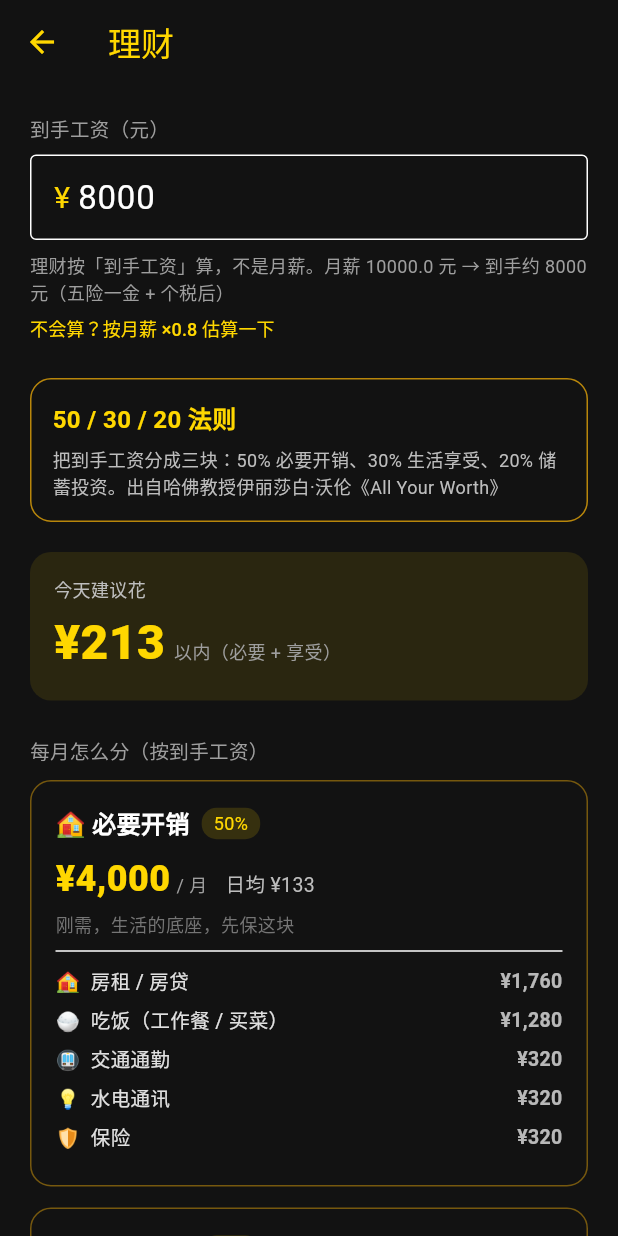
After one commit to wangxiyi2000/GoldRainApp, a Flutter app: the screen it shows after launch, item 2 of the bottom bar chosen, on a phone screen of 412 x 824 dp. The commit adds this screen. Run offline on Flutter 3.47's test engine with Material 3 defaults, Android fonts, the phone set to English and light mode, and no system bars; our stand-ins replace audioplayers, shared_preferences.

Commit message:
v0.6.16 新增「理财」页：底部导航改金库/理财/设置三钮；finance_plan.dart+finance_page.dart 按到手工资用50/30/20法则给出月度/日均预算（必要50%/享受30%/储蓄20%+国情子项拆分+应急金目标+防月光贴士）；AppSettings新增takeHomePay(0=未设置按月薪x0.8估算，旧存档兼容)；版本0.6.16+23，arm64归档，44测试+analyze通过，文档v3.0

```diff
--- /dev/null
+++ b/gold_rain/lib/engine/finance_plan.dart
@@ -0,0 +1,107 @@
+// 理财规划引擎（P2）：按「到手工资」用 50/30/20 法则拆分月度预算（纯逻辑，可单测）。
+//
+// 方案出处：Elizabeth Warren & Amelia Warren Tyagi《All Your Worth》(2005) 提出的
+// 50/30/20 法则——把「税后到手收入」分成三块：
+//   · 50% 必要开销（Needs）  · 30% 生活享受（Wants）  · 20% 储蓄投资（Savings）
+// 结合中国国情补充「应急金 3~6 个月必要开销」与「先存后花」原则
+// （参考：建设银行 / 证监会投教「4321 定律」、标准普尔家庭资产配置四账户）。
+
+/// 一个花钱子项（占「到手工资」的百分比，同一大类内子项之和 = 该大类比例）
+class FinanceItem {
+  const FinanceItem(this.name, this.percent, {this.emoji = ''});
+
+  final String name;
+  final double percent; // 占到手工资的百分比，如 22 表示 22%
+  final String emoji;
+
+  /// 每月金额
+  double monthly(double takeHome) => takeHome * percent / 100;
+}
+
+/// 一个预算大类（必要开销 / 生活享受 / 储蓄投资）
+class FinanceBucket {
+  const FinanceBucket({
+    required this.id,
+    required this.name,
+    required this.emoji,
+    required this.ratio, // 0.50 / 0.30 / 0.20
+    required this.tagline,
+    required this.items,
+  });
+
+  final String id;
+  final String name;
+  final String emoji;
+  final double ratio; // 占到手工资比例（0~1）
+  final String tagline;
+  final List<FinanceItem> items;
+
+  /// 该类每月金额
+  double monthly(double takeHome) => takeHome * ratio;
+
+  /// 该类日均金额（默认按 30 天摊）
+  double daily(double takeHome, {int days = kDaysPerMonth}) =>
+      monthly(takeHome) / days;
+}
+
+/// 日均口径：按 30 天摊（生活开销每天都发生）
+const int kDaysPerMonth = 30;
+
+/// 50/30/20 三大类 + 国情化子项拆分（子项百分比之和 = 50 / 30 / 20）
+const List<FinanceBucket> kFinanceBuckets = [
+  FinanceBucket(
+    id: 'needs',
+    name: '必要开销',
+    emoji: '🏠',
+    ratio: 0.50,
+    tagline: '刚需，生活的底座，先保这块',
+    items: [
+      FinanceItem('房租 / 房贷', 22, emoji: '🏠'),
+      FinanceItem('吃饭（工作餐 / 买菜）', 16, emoji: '🍚'),
+      FinanceItem('交通通勤', 4, emoji: '🚇'),
+      FinanceItem('水电通讯', 4, emoji: '💡'),
+      FinanceItem('保险', 4, emoji: '🛡️'),
+    ],
+  ),
+  FinanceBucket(
+    id: 'wants',
+    name: '生活享受',
+    emoji: '🎉',
+    ratio: 0.30,
+    tagline: '让生活更体面、更开心的钱',
+    items: [
+      FinanceItem('聚餐娱乐', 10, emoji: '🍽️'),
+      FinanceItem('衣饰购物', 8, emoji: '👕'),
+      FinanceItem('旅行', 6, emoji: '✈️'),
+      FinanceItem('爱好 / 自我提升', 6, emoji: '📚'),
+    ],
+  ),
+  FinanceBucket(
+    id: 'savings',
+    name: '储蓄投资',
+    emoji: '💰',
+    ratio: 0.20,
+    tagline: '先存后花，越存越有底气',
+    items: [
+      FinanceItem('应急金（先攒 3~6 个月开销）', 8, emoji: '🧯'),
+      FinanceItem('稳健储蓄 / 货币基金', 7, emoji: '🏦'),
+      FinanceItem('基金定投', 5, emoji: '📈'),
+    ],
+  ),
+];
+
+/// 应急金目标 = N 个月「必要开销」（默认 3 个月，权威建议 3~6 个月）
+double emergencyFundTarget(double takeHome, {int months = 3}) =>
+    takeHome * 0.50 * months;
+
+/// 剔除储蓄后、每天可以花的钱（必要 + 享受，按 30 天摊）
+double dailySpendCap(double takeHome, {int days = kDaysPerMonth}) =>
+    takeHome * 0.80 / days;
+
+/// 理财小贴士（防月光）
+const List<String> kFinanceTips = [
+  '发工资当天，先把 20% 转进储蓄，剩下的再花（先存后花）',
+  '先攒够 3~6 个月「必要开销」的应急金，再谈投资',
+  '分清「需要」和「想要」：同样功能里最便宜的那个，才叫必要',
+  '大额消费先放 3 天冷静期，多数冲动会自己消失',
+];
--- a/gold_rain/lib/main.dart
+++ b/gold_rain/lib/main.dart
@@ -15,6 +15,7 @@ import 'engine/coin_engine.dart';
 import 'models/app_settings.dart';
 import 'models/daily_report.dart';
 import 'models/shift.dart';
+import 'pages/finance_page.dart';
 import 'pages/home_page.dart';
 import 'pages/rain_page.dart';
 import 'pages/report_page.dart';
@@ -291,6 +292,18 @@ class _AppRootState extends State<AppRoot> with WidgetsBindingObserver {
     ));
   }
 
+  /// 理财页：返回新的到手工资（null = 用户没保存），写进设置
+  Future<void> _openFinance() async {
+    final result = await Navigator.of(context).push<double>(
+      MaterialPageRoute(builder: (_) => FinancePage(settings: _settings)),
+    );
+    if (result == null) return;
+    final updated = _settings.copyWith(takeHomePay: result);
+    await _store.saveSettings(updated);
+    if (!mounted) return;
+    setState(() => _settings = updated);
+  }
+
   // ── 渲染 ─────────────────────────────────────────────
   @override
   Widget build(BuildContext context) {
@@ -327,6 +340,7 @@ class _AppRootState extends State<AppRoot> with WidgetsBindingObserver {
         eggLevel: _eggLevel,
         onEggAdvanced: _saveEggLevel,
         onOpenVault: _openVault,
+        onOpenFinance: _openFinance,
         onOpenSettings: _openSettings,
       );
     }
@@ -352,6 +366,7 @@ class _AppRootState extends State<AppRoot> with WidgetsBindingObserver {
       onOpenReport:
           report == null ? null : () => setState(() => _viewingReport = true),
       onOpenVault: _openVault,
+      onOpenFinance: _openFinance,
       onOpenSettings: _openSettings,
     );
   }
--- a/gold_rain/lib/models/app_settings.dart
+++ b/gold_rain/lib/models/app_settings.dart
@@ -1,5 +1,6 @@
 // 用户设置（PRD v1.2 + P1）：月薪、上班时间、下班时间由用户自己填，全部本地持久化。
 // P1 新增：音效开关 soundEnabled、皮肤 skinId（皮肤解锁看金库总额，不存这里）。
+// P2 新增：到手工资 takeHomePay（理财页按它做 50/30/20 规划；0 = 未设置，用月薪 ×0.8 估算）。
 import '../engine/coin_engine.dart';
 import '../render/skins.dart';
 import 'shift.dart';
@@ -13,6 +14,7 @@ class AppSettings {
     this.visualMultiplier = 100, // 屏幕视觉倍率（只影响画面）
     this.soundEnabled = true, // P1：金币音效开关
     this.skinId = 'gold', // P1：当前皮肤（默认金币）
+    this.takeHomePay = 0, // P2：到手工资（0 = 未设置，按 月薪 ×0.8 估算）
   });
 
   final double monthlySalary;
@@ -22,9 +24,14 @@ class AppSettings {
   final int visualMultiplier;
   final bool soundEnabled;
   final String skinId;
+  final double takeHomePay;
 
   /// 当前皮肤（未知 id 自动回退默认金币）
   CoinSkin get skin => skinById(skinId);
+
+  /// 理财用的「到手工资」：用户填了就用，没填按月薪 ×0.8 估算（五险一金 + 个税后）
+  double get effectiveTakeHome =>
+      takeHomePay > 0 ? takeHomePay : monthlySalary * 0.8;
 
   /// 每日工时（小时）= 下班 - 上班，跨天自动处理
   double get hoursPerDay => CoinEngine.hoursFromClock(
@@ -65,6 +72,7 @@ class AppSettings {
     int? visualMultiplier,
     bool? soundEnabled,
     String? skinId,
+    double? takeHomePay,
   }) =>
       AppSettings(
         monthlySalary: monthlySalary ?? this.monthlySalary,
@@ -74,6 +82,7 @@ class AppSettings {
         visualMultiplier: visualMultiplier ?? this.visualMultiplier,
         soundEnabled: soundEnabled ?? this.soundEnabled,
         skinId: skinId ?? this.skinId,
+        takeHomePay: takeHomePay ?? this.takeHomePay,
       );
 
   Map<String, Object> toJson() => {
@@ -84,6 +93,7 @@ class AppSettings {
         'visualMultiplier': visualMultiplier,
         'soundEnabled': soundEnabled,
         'skinId': skinId,
+        'takeHomePay': takeHomePay,
       };
 
   factory AppSettings.fromJson(Map<String, dynamic> j) => AppSettings(
@@ -95,5 +105,7 @@ class AppSettings {
         // P1 新增字段：旧存档没有时用默认值，向后兼容
         soundEnabled: j['soundEnabled'] as bool? ?? true,
         skinId: j['skinId'] as String? ?? 'gold',
+        // P2 新增字段：旧存档没有时 0 = 未设置（按 月薪 ×0.8 估算）
+        takeHomePay: (j['takeHomePay'] as num?)?.toDouble() ?? 0,
       );
 }
--- /dev/null
+++ b/gold_rain/lib/pages/finance_page.dart
@@ -0,0 +1,329 @@
+// 理财页（P2）：按「到手工资」用 50/30/20 法则给出月度 / 日均预算，帮用户防月光。
+//
+// 方案出处见 engine/finance_plan.dart。本页只负责展示与「到手工资」的录入，
+// 用户改了到手工资后点保存 → pop 回新的 takeHomePay，由上层写进本地存储。
+import 'package:flutter/material.dart';
+import 'package:flutter/services.dart';
+
+import '../engine/finance_plan.dart';
+import '../models/app_settings.dart';
+import '../theme.dart';
+
+class FinancePage extends StatefulWidget {
+  const FinancePage({super.key, required this.settings});
+
+  final AppSettings settings;
+
+  @override
+  State<FinancePage> createState() => _FinancePageState();
+}
+
+class _FinancePageState extends State<FinancePage> {
+  late final TextEditingController _ctrl;
+
+  /// 当前用的到手工资：输入框有值就用输入框，否则回退到「已设置值 / 月薪 ×0.8」
+  double get _takeHome =>
+      double.tryParse(_ctrl.text.trim()) ?? widget.settings.effectiveTakeHome;
+
+  @override
+  void initState() {
+    super.initState();
+    _ctrl = TextEditingController(
+        text: widget.settings.effectiveTakeHome.toStringAsFixed(0));
+  }
+
+  @override
+  void dispose() {
+    _ctrl.dispose();
+    super.dispose();
+  }
+
+  void _useEstimate() {
+    setState(() => _ctrl.text =
+        (widget.settings.monthlySalary * 0.8).toStringAsFixed(0));
+  }
+
+  void _save() {
+    if (_takeHome <= 0) {
+      ScaffoldMessenger.of(context)
+          .showSnackBar(const SnackBar(content: Text('到手工资要大于 0 哦')));
+      return;
+    }
+    Navigator.of(context).pop(_takeHome);
+  }
+
+  /// ¥ 金额（千分位、取整）
+  static String _y(double v) {
+    final s = v.round().toString();
+    return '¥${s.replaceAllMapped(RegExp(r'(\d)(?=(\d{3})+$)'), (m) => '${m[1]},')}';
+  }
+
+  @override
+  Widget build(BuildContext context) {
+    final th = _takeHome;
+    final monthlySalary = widget.settings.monthlySalary;
+
+    return Scaffold(
+      appBar: AppBar(
+        title: const Text('理财'),
+        backgroundColor: kBg,
+        foregroundColor: kGold,
+      ),
+      body: ListView(
+        padding: const EdgeInsets.all(20),
+        children: [
+          // ── 到手工资 ──
+          const SectionLabel('到手工资（元）'),
+          const SizedBox(height: 8),
+          TextField(
+            controller: _ctrl,
+            keyboardType:
+                const TextInputType.numberWithOptions(decimal: true),
+            inputFormatters: [
+              FilteringTextInputFormatter.allow(RegExp(r'[0-9.]')),
+            ],
+            style: const TextStyle(color: Colors.white, fontSize: 22),
+            decoration: const InputDecoration(
+              border: OutlineInputBorder(),
+              isDense: true,
+              prefixText: '¥ ',
+              prefixStyle: TextStyle(color: kGold, fontSize: 20),
+            ),
+            onChanged: (_) => setState(() {}),
+          ),
+          const SizedBox(height: 8),
+          Text(
+            '理财按「到手工资」算，不是月薪。月薪 $monthlySalary 元 → '
+            '到手约 ${(monthlySalary * 0.8).toStringAsFixed(0)} 元（五险一金 + 个税后）',
+            style: TextStyle(color: Colors.grey.shade500, fontSize: 12),
+          ),
+          const SizedBox(height: 6),
+          Align(
+            alignment: Alignment.centerLeft,
+            child: TextButton(
+              onPressed: _useEstimate,
+              style: TextButton.styleFrom(
+                  padding: EdgeInsets.zero,
+                  minimumSize: const Size(0, 0),
+                  tapTargetSize: MaterialTapTargetSize.shrinkWrap),
+              child: const Text('不会算？按月薪 ×0.8 估算一下',
+                  style: TextStyle(color: kGold, fontSize: 12)),
+            ),
+          ),
+          const SizedBox(height: 24),
+
+          // ── 方案说明 ──
+          Container(
+            padding: const EdgeInsets.all(14),
+            decoration: BoxDecoration(
+              border: Border.all(color: kGoldDark),
+              borderRadius: BorderRadius.circular(14),
+            ),
+            child: Column(
+              crossAxisAlignment: CrossAxisAlignment.start,
+              children: [
+                const Text('50 / 30 / 20 法则',
+                    style: TextStyle(
+                        color: kGold, fontSize: 16, fontWeight: FontWeight.bold)),
+                const SizedBox(height: 6),
+                Text(
+                  '把到手工资分成三块：50% 必要开销、30% 生活享受、20% 储蓄投资。'
+                  '出自哈佛教授伊丽莎白·沃伦《All Your Worth》',
+                  style: TextStyle(color: Colors.grey.shade400, fontSize: 12),
+                ),
+              ],
+            ),
+          ),
+          const SizedBox(height: 20),
+
+          // ── 每日建议 ──
+          Container(
+            padding: const EdgeInsets.all(16),
+            decoration: BoxDecoration(
+              color: kGold.withValues(alpha: 0.10),
+              borderRadius: BorderRadius.circular(14),
+            ),
+            child: Column(
+              crossAxisAlignment: CrossAxisAlignment.start,
+              children: [
+                Text('今天建议花',
+                    style: TextStyle(color: Colors.grey.shade400, fontSize: 12)),
+                const SizedBox(height: 4),
+                Row(
+                  crossAxisAlignment: CrossAxisAlignment.baseline,
+                  textBaseline: TextBaseline.alphabetic,
+                  children: [
+                    Text(_y(dailySpendCap(th)),
+                        style: const TextStyle(
+                            color: kGold,
+                            fontSize: 32,
+                            fontWeight: FontWeight.w900)),
+                    const SizedBox(width: 6),
+                    Text('以内（必要 + 享受）',
+                        style:
+                            TextStyle(color: Colors.grey.shade500, fontSize: 12)),
+                  ],
+                ),
+              ],
+            ),
+          ),
+          const SizedBox(height: 24),
+          const SectionLabel('每月怎么分（按到手工资）'),
+          const SizedBox(height: 10),
+
+          // ── 三大类 ──
+          ...kFinanceBuckets.map((b) => _BucketCard(bucket: b, takeHome: th)),
+
+          const SizedBox(height: 8),
+
+          // ── 应急金目标 ──
+          Container(
+            padding: const EdgeInsets.all(16),
+            decoration: BoxDecoration(
+              border: Border.all(color: Colors.white12),
+              borderRadius: BorderRadius.circular(14),
+            ),
+            child: Column(
+              crossAxisAlignment: CrossAxisAlignment.start,
+              children: [
+                const Text('🧯 先攒一笔应急金',
+                    style: TextStyle(
+                        color: Colors.white,
+                        fontSize: 15,
+                        fontWeight: FontWeight.bold)),
+                const SizedBox(height: 6),
+                Text(
+                  '建议攒够 3~6 个月的必要开销，失业 / 生病时不至于慌。'
+                  '按 3 个月算，目标是',
+                  style: TextStyle(color: Colors.grey.shade400, fontSize: 13),
+                ),
+                const SizedBox(height: 4),
+                Text(_y(emergencyFundTarget(th)),
+                    style: const TextStyle(
+                        color: kGold,
+                        fontSize: 24,
+                        fontWeight: FontWeight.w900)),
+              ],
+            ),
+          ),
+          const SizedBox(height: 20),
+
+          // ── 小贴士 ──
+          const SectionLabel('防月光小贴士'),
+          const SizedBox(height: 8),
+          ...kFinanceTips.map((t) => Padding(
+                padding: const EdgeInsets.only(bottom: 8),
+                child: Row(
+                  crossAxisAlignment: CrossAxisAlignment.start,
+                  children: [
+                    const Padding(
+                      padding: EdgeInsets.only(top: 3),
+                      child: Icon(Icons.check_circle_outline,
+                          size: 15, color: kGold),
+                    ),
+                    const SizedBox(width: 8),
+                    Expanded(
+                      child: Text(t,
+                          style: TextStyle(
+                              color: Colors.grey.shade300, fontSize: 13)),
+                    ),
+                  ],
+                ),
+              )),
+          const SizedBox(height: 24),
+          GoldButton(label: '保存', onTap: _save),
+          const SizedBox(height: 16),
+          Text(
+            '本方案是通用参考，请结合所在城市、房租与家庭情况灵活调整。',
+            textAlign: TextAlign.center,
+            style: TextStyle(color: Colors.grey.shade600, fontSize: 12),
+          ),
+          const SizedBox(height: 8),
+        ],
+      ),
+    );
+  }
+}
+
+/// 单个预算大类卡片：名称 + 比例 + 月额 + 日均 + 子项明细
+class _BucketCard extends StatelessWidget {
+  const _BucketCard({required this.bucket, required this.takeHome});
+
+  final FinanceBucket bucket;
+  final double takeHome;
+
+  @override
+  Widget build(BuildContext context) {
+    return Container(
+      margin: const EdgeInsets.only(bottom: 14),
+      padding: const EdgeInsets.all(16),
+      decoration: BoxDecoration(
+        border: Border.all(color: kGoldDark.withValues(alpha: 0.6)),
+        borderRadius: BorderRadius.circular(14),
+      ),
+      child: Column(
+        crossAxisAlignment: CrossAxisAlignment.start,
+        children: [
+          Row(
+            children: [
+              Text('${bucket.emoji} ${bucket.name}',
+                  style: const TextStyle(
+                      color: Colors.white,
+                      fontSize: 16,
+                      fontWeight: FontWeight.bold)),
+              const SizedBox(width: 8),
+              Container(
+                padding:
+                    const EdgeInsets.symmetric(horizontal: 8, vertical: 2),
+                decoration: BoxDecoration(
+                  color: kGold.withValues(alpha: 0.15),
+                  borderRadius: BorderRadius.circular(10),
+                ),
+                child: Text('${(bucket.ratio * 100).round()}%',
+                    style: const TextStyle(color: kGold, fontSize: 12)),
+              ),
+            ],
+          ),
+          const SizedBox(height: 8),
+          Row(
+            crossAxisAlignment: CrossAxisAlignment.baseline,
+            textBaseline: TextBaseline.alphabetic,
+            children: [
+              Text(_FinancePageState._y(bucket.monthly(takeHome)),
+                  style: const TextStyle(
+                      color: kGold,
+                      fontSize: 24,
+                      fontWeight: FontWeight.w900)),
+              const SizedBox(width: 4),
+              Text('/ 月',
+                  style: TextStyle(color: Colors.grey.shade500, fontSize: 12)),
+              const SizedBox(width: 12),
+              Text('日均 ${_FinancePageState._y(bucket.daily(takeHome))}',
+                  style: TextStyle(color: Colors.grey.shade400, fontSize: 13)),
+            ],
+          ),
+          const SizedBox(height: 4),
+          Text(bucket.tagline,
+              style: TextStyle(color: Colors.grey.shade600, fontSize: 12)),
+          const Divider(height: 20),
+          ...bucket.items.map((it) => Padding(
+                padding: const EdgeInsets.only(bottom: 6),
+                child: Row(
+                  children: [
+                    Text('${it.emoji}  ${it.name}',
+                        style: TextStyle(
+                            color: Colors.grey.shade300, fontSize: 13)),
+                    const Spacer(),
+                    Text(_FinancePageState._y(it.monthly(takeHome)),
+                        style: const TextStyle(
+                            color: Colors.white70,
+                            fontSize: 13,
+                            fontWeight: FontWeight.w600)),
+                  ],
+                ),
+              )),
+        ],
+      ),
+    );
+  }
+}
--- a/gold_rain/lib/pages/home_page.dart
+++ b/gold_rain/lib/pages/home_page.dart
@@ -24,6 +24,7 @@ class HomePage extends StatelessWidget {
     required this.recent,
     required this.onOpenReport,
     required this.onOpenVault,
+    required this.onOpenFinance,
     required this.onOpenSettings,
   });
 
@@ -35,6 +36,7 @@ class HomePage extends StatelessWidget {
   final List<DailyReport> recent; // 最近几天（新的在前）
   final VoidCallback? onOpenReport; // 已收工才有
   final VoidCallback onOpenVault;
+  final VoidCallback onOpenFinance;
   final VoidCallback onOpenSettings;
 
   @override
@@ -154,7 +156,16 @@ class HomePage extends StatelessWidget {
                   onTap: onOpenVault,
                 ),
               ),
-              const SizedBox(width: 12),
+              const SizedBox(width: 10),
+              Expanded(
+                child: _MiniCard(
+                  icon: '💰',
+                  label: '理财',
+                  value: '月度预算',
+                  onTap: onOpenFinance,
+                ),
+              ),
+              const SizedBox(width: 10),
               Expanded(
                 child: _MiniCard(
                   icon: '⚙️',
--- a/gold_rain/lib/pages/rain_page.dart
+++ b/gold_rain/lib/pages/rain_page.dart
@@ -22,6 +22,7 @@ class RainPage extends StatefulWidget {
     required this.eggLevel,
     required this.onEggAdvanced,
     required this.onOpenVault,
+    required this.onOpenFinance,
     required this.onOpenSettings,
   });
 
@@ -36,6 +37,7 @@ class RainPage extends StatefulWidget {
   final ValueChanged<int> onEggAdvanced;
 
   final VoidCallback onOpenVault;
+  final VoidCallback onOpenFinance;
   final VoidCallback onOpenSettings;
 
   @override
@@ -159,6 +161,12 @@ class _RainPageState extends State<RainPage> {
                   ),
                   const SizedBox(width: 12),
                   TextButton.icon(
+                    onPressed: widget.onOpenFinance,
+                    icon: const Icon(Icons.savings, size: 18, color: kGold),
+                    label: const Text('理财', style: TextStyle(color: kGold)),
+                  ),
+                  const SizedBox(width: 12),
+                  TextButton.icon(
                     onPressed: widget.onOpenSettings,
                     icon: const Icon(Icons.settings, size: 18, color: kGold),
                     label: const Text('设置', style: TextStyle(color: kGold)),
--- a/gold_rain/pubspec.yaml
+++ b/gold_rain/pubspec.yaml
@@ -1,7 +1,7 @@
 name: gold_rain
 description: "搬砖爆金币——上班打卡，金币实时爆屏的情绪价值 App（M0 demo）"
 publish_to: "none"
-version: 0.6.15+22
+version: 0.6.16+23
 
 environment:
   sdk: ^3.5.0
```
Also changed, not shown: docs/preview-finance-v616.png (added), 3 other files.
